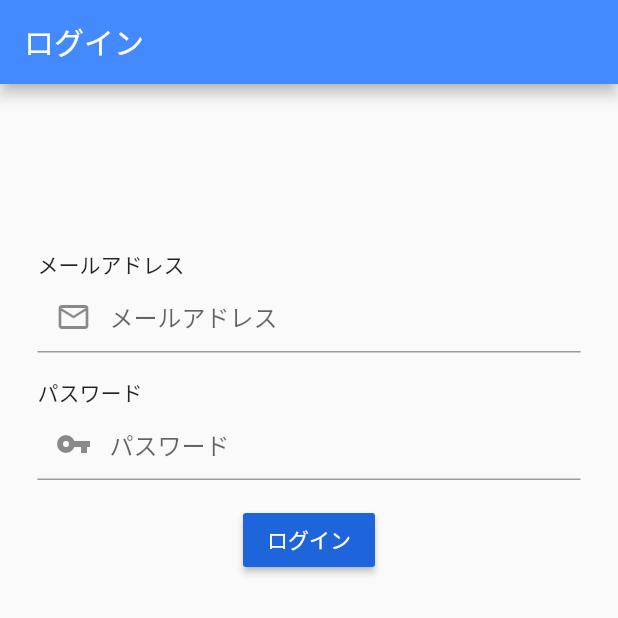
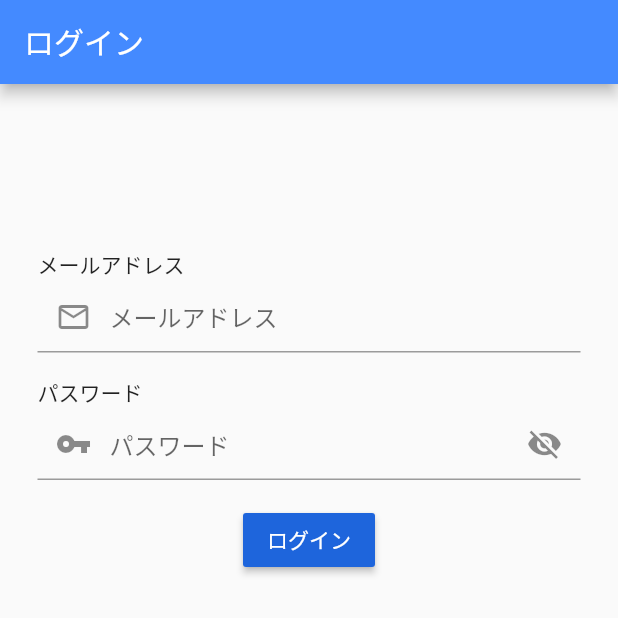
Before and after one commit to 0xywzx/leo_app, a Flutter app: the screen it shows after launch, on a phone screen of 412 x 824 dp, the top half of it. Run offline on Flutter 3.47's test engine with Material 2 defaults, Android fonts, the phone set to English and light mode, and no system bars; our stand-ins replace shared_preferences.

Commit message:
passward visibility setting #1

```diff
--- a/lib/pages/sign_in.dart
+++ b/lib/pages/sign_in.dart
@@ -13,6 +13,7 @@ class SignIn extends StatefulWidget {
 }
 
 class _SignInState extends State<SignIn> {
+  bool _showPassword = false;
   final TextEditingController _mailEditingController = TextEditingController();
   final TextEditingController _passwordEditingController = TextEditingController();
 
@@ -46,10 +47,20 @@ class _SignInState extends State<SignIn> {
               child: Text("パスワード"),
             ),
             TextField(
-              obscureText: true,
+              obscureText: !_showPassword,
               decoration: InputDecoration(
                 prefixIcon: Icon(Icons.vpn_key),
                 hintText: "パスワード",
+                suffixIcon: IconButton(
+                  icon: Icon(_showPassword
+                    ? Icons.visibility
+                    : Icons.visibility_off),
+                  onPressed: () {
+                    this.setState((){
+                      _showPassword = !_showPassword;
+                    });
+                  },
+                ),
               ),
               controller: _passwordEditingController,
             ),
```
